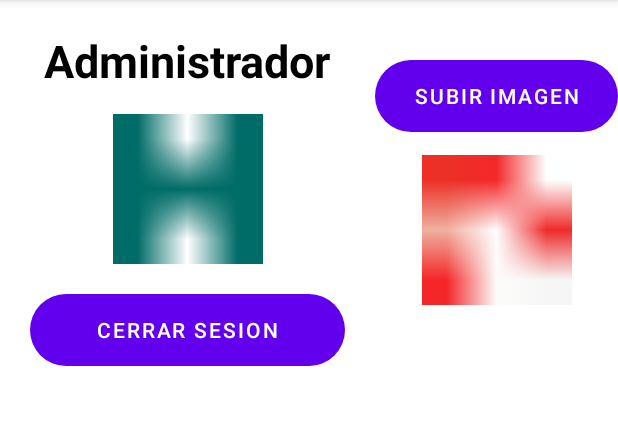
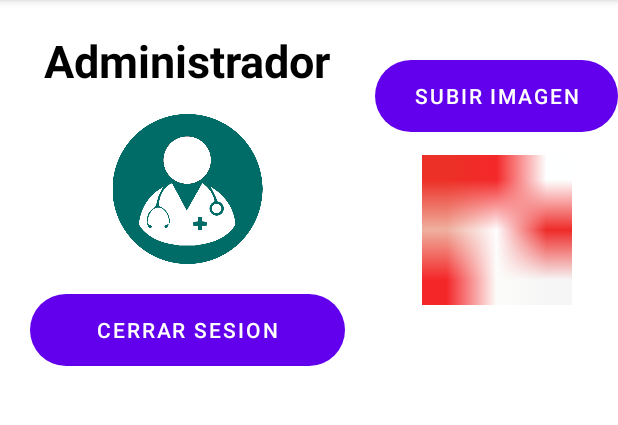
Before and after one commit to MrBrownie1/MEDIARM, an Android app: the MainActivityAdmi screen opened directly, with no data from a screen before it, on a phone screen of 412 x 824 dp, the part 84-509 px from its top. Run offline under Robolectric (Android 15) with nearby library versions, the phone set to English and light mode, and no system bars; our stand-ins replace Firebase (no records; nobody signed in at launch, a user with empty details on screens opened directly).

Commit message:
Modificaciones para las imagenes

```diff
--- a/app/src/main/res/layout/activity_main_admi.xml
+++ b/app/src/main/res/layout/activity_main_admi.xml
@@ -38,7 +38,7 @@
                 android:layout_below="@id/textView2"
                 android:layout_centerVertical="true"
                 android:layout_marginTop="15dp"
-                android:src="@drawable/admi_med" />
+                android:src="@drawable/admi_med1" />
 
             <Button
                 android:id="@+id/button2"
```
Also changed, not shown: app/src/main/res/drawable-v24/admi_med1.png (added).
